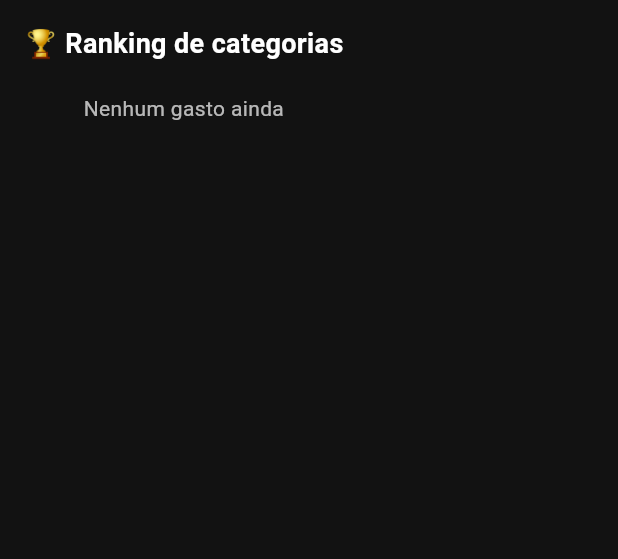
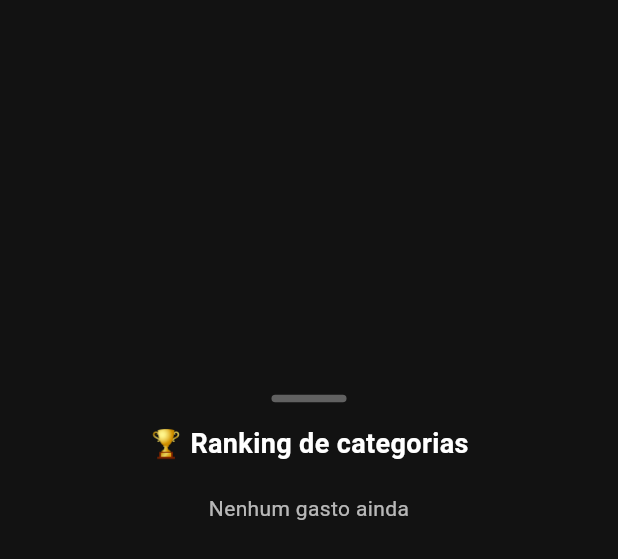
Before and after one commit to alexduar/controle-gastos-flutter, a Flutter app: the RankingPage widget shown alone on an empty page, opened directly with empty values, on a phone screen of 412 x 824 dp. Shown: the top 559 px of the screen. Run offline on Flutter 3.47's test engine with Material 3 defaults, Android fonts, the phone set to English and light mode, and no system bars; our stand-ins replace shared_preferences; accounts and stored records are empty.

Commit message:
adicionando ranking

```diff
--- a/lib/views/ranking_page.dart
+++ b/lib/views/ranking_page.dart
@@ -18,17 +18,41 @@ class RankingPage extends StatelessWidget {
     final ordenado = ranking.entries.toList()
       ..sort((a, b) => b.value.compareTo(a.value));
 
+    return SafeArea(
+      child: DraggableScrollableSheet(
+        initialChildSize: 0.7,
+        minChildSize: 0.4,
+        maxChildSize: 0.95,
+        builder: (context, scrollController) {
           return Container(
-      padding: const EdgeInsets.all(16),
             decoration: const BoxDecoration(
               color: Color(0xFF121212),
-        borderRadius: BorderRadius.vertical(top: Radius.circular(20)),
+              borderRadius: BorderRadius.vertical(
+                top: Radius.circular(20),
               ),
-      child: Column(
-        mainAxisSize: MainAxisSize.min,
+            ),
+
+            child: ListView(
+              controller: scrollController,
+              padding: const EdgeInsets.all(16),
               children: [
+
+                // 🔥 HANDLE VISUAL (barrinha em cima)
+                Center(
+                  child: Container(
+                    width: 50,
+                    height: 5,
+                    margin: const EdgeInsets.only(bottom: 15),
+                    decoration: BoxDecoration(
+                      color: Colors.grey[700],
+                      borderRadius: BorderRadius.circular(20),
+                    ),
+                  ),
+                ),
+
                 const Text(
                   "🏆 Ranking de categorias",
+                  textAlign: TextAlign.center,
                   style: TextStyle(
                     color: Colors.white,
                     fontSize: 18,
@@ -41,6 +65,7 @@ class RankingPage extends StatelessWidget {
                 if (ordenado.isEmpty)
                   const Text(
                     "Nenhum gasto ainda",
+                    textAlign: TextAlign.center,
                     style: TextStyle(color: Colors.white70),
                   ),
 
@@ -56,17 +81,25 @@ class RankingPage extends StatelessWidget {
                     decoration: BoxDecoration(
                       color: categoria.cor.withOpacity(0.1),
                       borderRadius: BorderRadius.circular(12),
+                      border: Border.all(
+                        color: categoria.cor.withOpacity(0.3),
+                      ),
                     ),
                     child: Row(
                       mainAxisAlignment: MainAxisAlignment.spaceBetween,
                       children: [
                         Row(
                           children: [
-                      Icon(categoria.icon, color: categoria.cor),
+                            Icon(
+                              categoria.icon,
+                              color: categoria.cor,
+                            ),
                             const SizedBox(width: 10),
                             Text(
                               e.key,
-                        style: const TextStyle(color: Colors.white),
+                              style: const TextStyle(
+                                color: Colors.white,
+                              ),
                             ),
                           ],
                         ),
@@ -84,5 +117,8 @@ class RankingPage extends StatelessWidget {
               ],
             ),
           );
+        },
+      ),
+    );
   }
 }
```
Also changed, not shown: lib/views/home_page.dart (+17 -0 lines). Lines whose indentation alone changed are shown as unchanged.
